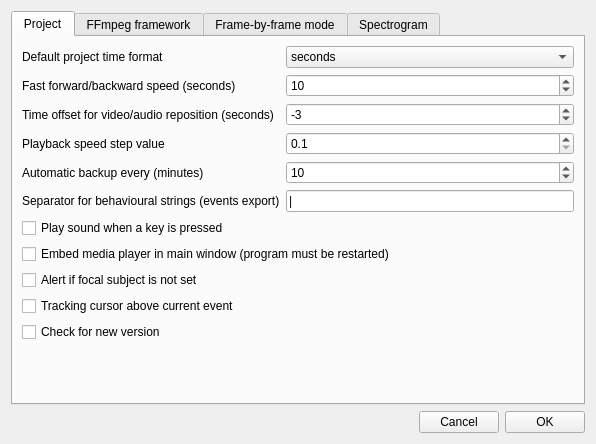
This is preferences.ui in olivierfriard/BORIS as Qt 5 draws it before an edit. The edited form follows.
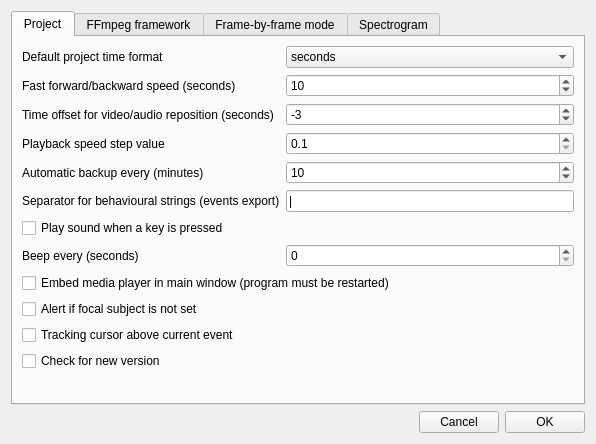
This is the edited form. The open tabs and pages were chosen to show the change.

Commit message: added beep every n seconds

The edit to the form file:
```diff
--- a/preferences.ui
+++ b/preferences.ui
@@ -159,28 +159,38 @@
              </property>
             </widget>
            </item>
-           <item row="7" column="0" colspan="2">
+           <item row="7" column="0">
+            <widget class="QLabel" name="label_8">
+             <property name="text">
+              <string>Beep every (seconds)</string>
+             </property>
+            </widget>
+           </item>
+           <item row="7" column="1">
+            <widget class="QSpinBox" name="sbBeepEvery"/>
+           </item>
+           <item row="8" column="0" colspan="2">
             <widget class="QCheckBox" name="cbEmbedPlayer">
              <property name="text">
               <string>Embed media player in main window (program must be restarted)</string>
              </property>
             </widget>
            </item>
-           <item row="8" column="0">
+           <item row="9" column="0">
             <widget class="QCheckBox" name="cbAlertNoFocalSubject">
              <property name="text">
               <string>Alert if focal subject is not set</string>
              </property>
             </widget>
            </item>
-           <item row="9" column="0">
+           <item row="10" column="0">
             <widget class="QCheckBox" name="cbTrackingCursorAboveEvent">
              <property name="text">
               <string>Tracking cursor above current event</string>
              </property>
             </widget>
            </item>
-           <item row="10" column="0">
+           <item row="11" column="0">
             <widget class="QCheckBox" name="cbCheckForNewVersion">
              <property name="text">
               <string>Check for new version</string>
```
Left out of the diff: 2 changed lines with no effect on the pictures. The commit also changes 3 other files.
